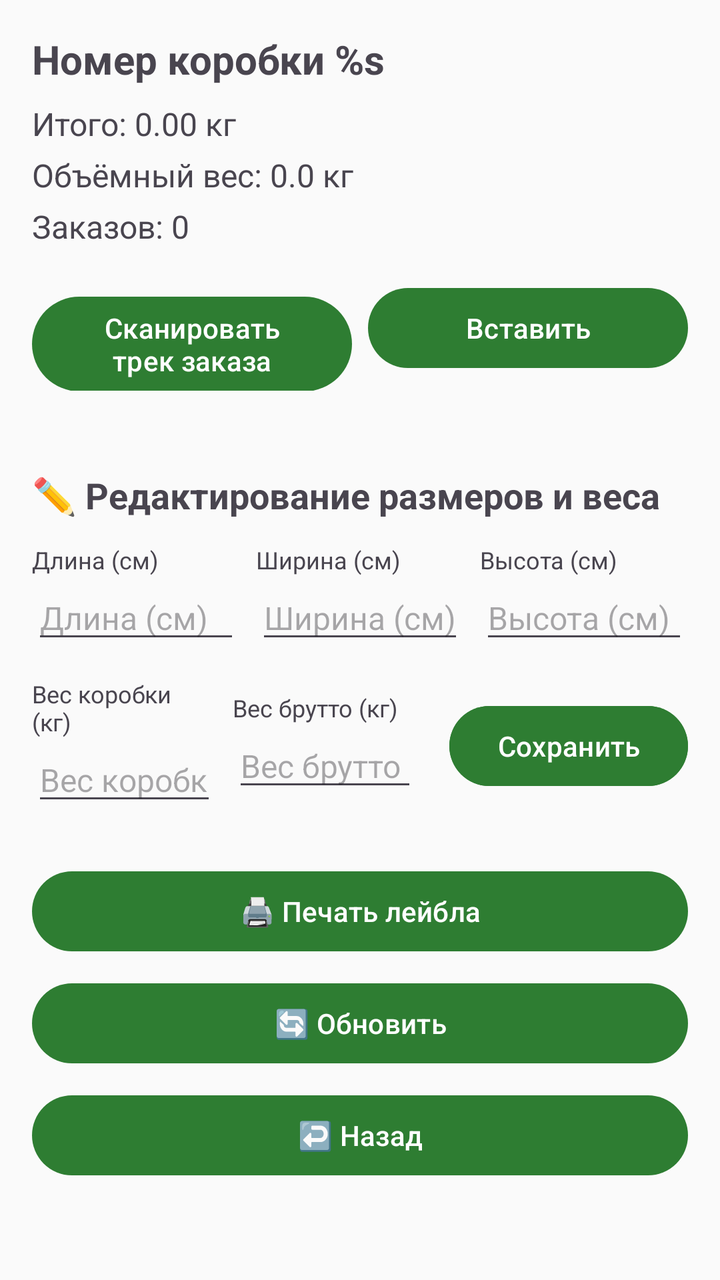
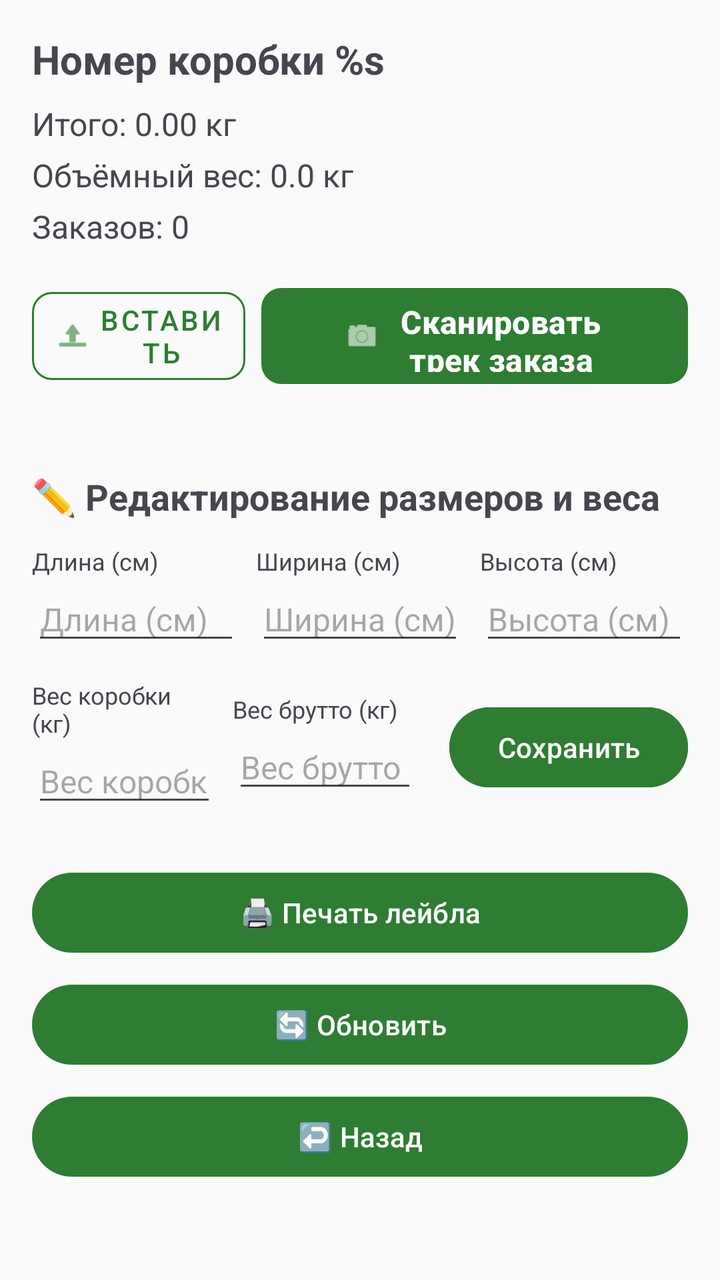

Screens rendered from an Android XML layout before and after an edit, with the pre-edit source and the edit as a unified diff.
<!-- AndroidManifest.xml: application theme Theme.FastScan -->
<!-- res/layout/fragment_box_detail.xml -->
<?xml version="1.0" encoding="utf-8"?>
<androidx.core.widget.NestedScrollView
    xmlns:android="http://schemas.android.com/apk/res/android"
    android:layout_width="match_parent"
    android:layout_height="match_parent"
    android:fillViewport="true">

    <LinearLayout
        android:layout_width="match_parent"
        android:layout_height="wrap_content"
        android:orientation="vertical"
        android:padding="16dp">

        
        <TextView
            android:id="@+id/tvBoxNumber"
            android:layout_width="wrap_content"
            android:layout_height="wrap_content"
            android:text="@string/box_track"
            android:textSize="20sp"
            android:textStyle="bold" />

        <TextView
            android:id="@+id/tvGrossWeight"
            android:layout_width="wrap_content"
            android:layout_height="wrap_content"
            android:text="@string/total_weight"
            android:textSize="16sp"
            android:layout_marginTop="8dp" />

        <TextView
            android:id="@+id/tvVWeight"
            android:layout_width="wrap_content"
            android:layout_height="wrap_content"
            android:text="Объёмный вес: 0.0 кг"
            android:textSize="16sp"
            android:layout_marginTop="4dp" />

        <TextView
            android:id="@+id/tvOrderCount"
            android:layout_width="wrap_content"
            android:layout_height="wrap_content"
            android:text="@string/orders"
            android:textSize="16sp"
            android:layout_marginTop="4dp" />

        
        <LinearLayout
            android:layout_width="match_parent"
            android:layout_height="wrap_content"
            android:layout_marginTop="16dp"
            android:orientation="horizontal">

            <Button
                android:id="@+id/btnAddOrder"
                android:layout_width="0dp"
                android:layout_height="wrap_content"
                android:layout_weight="1"
                android:text="@string/scan_track" />

            <Button
                android:id="@+id/btnPasteOrderTrack"
                android:layout_width="0dp"
                android:layout_height="wrap_content"
                android:layout_marginStart="8dp"
                android:layout_weight="1"
                android:text="@string/paste_from_clipboard" />
        </LinearLayout>

        
        <ProgressBar
            android:id="@+id/progressBar"
            android:layout_width="wrap_content"
            android:layout_height="wrap_content"
            android:layout_gravity="center"
            android:visibility="gone"
            android:layout_marginTop="16dp" />

        
        <androidx.recyclerview.widget.RecyclerView
            android:id="@+id/rvOrders"
            android:layout_width="match_parent"
            android:layout_height="wrap_content"
            android:layout_marginTop="16dp"
            android:nestedScrollingEnabled="false" />

        
        <LinearLayout
            android:layout_width="match_parent"
            android:layout_height="wrap_content"
            android:orientation="vertical"
            android:layout_marginTop="24dp">

            <TextView
                android:layout_width="wrap_content"
                android:layout_height="wrap_content"
                android:text="@string/edit_dimensions_and_weight"
                android:textStyle="bold"
                android:textSize="18sp" />

            <LinearLayout
                android:layout_width="match_parent"
                android:layout_height="wrap_content"
                android:orientation="horizontal"
                android:layout_marginTop="12dp"
                android:gravity="center_vertical">

                <LinearLayout
                    android:layout_width="0dp"
                    android:layout_weight="1"
                    android:layout_height="wrap_content"
                    android:orientation="vertical">

                    <TextView
                        android:layout_width="wrap_content"
                        android:layout_height="wrap_content"
                        android:text="@string/length"
                        android:textColor="?android:textColorSecondary"
                        android:textSize="12sp" />

                    <EditText
                        android:id="@+id/etLength"
                        android:layout_width="match_parent"
                        android:layout_height="wrap_content"
                        android:selectAllOnFocus="true"
                        android:hint="@string/length"
                        android:inputType="number"
                        android:textSize="16sp" />
                </LinearLayout>

                <LinearLayout
                    android:layout_width="0dp"
                    android:layout_weight="1"
                    android:layout_height="wrap_content"
                    android:layout_marginHorizontal="8dp"
                    android:orientation="vertical">

                    <TextView
                        android:layout_width="wrap_content"
                        android:layout_height="wrap_content"
                        android:text="@string/width"
                        android:textColor="?android:textColorSecondary"
                        android:textSize="12sp" />

                    <EditText
                        android:id="@+id/etWidth"
                        android:layout_width="match_parent"
                        android:layout_height="wrap_content"
                        android:selectAllOnFocus="true"
                        android:hint="@string/width"
                        android:inputType="number"
                        android:textSize="16sp" />
                </LinearLayout>

                <LinearLayout
                    android:layout_width="0dp"
                    android:layout_weight="1"
                    android:layout_height="wrap_content"
                    android:orientation="vertical">

                    <TextView
                        android:layout_width="wrap_content"
                        android:layout_height="wrap_content"
                        android:text="@string/height"
                        android:textColor="?android:textColorSecondary"
                        android:textSize="12sp" />

                    <EditText
                        android:id="@+id/etHeight"
                        android:layout_width="match_parent"
                        android:layout_height="wrap_content"
                        android:selectAllOnFocus="true"
                        android:hint="@string/height"
                        android:inputType="number"
                        android:textSize="16sp" />
                </LinearLayout>
            </LinearLayout>

            <LinearLayout
                android:layout_width="match_parent"
                android:layout_height="wrap_content"
                android:orientation="horizontal"
                android:layout_marginTop="12dp"
                android:gravity="center_vertical">

                <LinearLayout
                    android:layout_width="0dp"
                    android:layout_weight="1"
                    android:layout_height="wrap_content"
                    android:orientation="vertical">

                    <TextView
                        android:layout_width="wrap_content"
                        android:layout_height="wrap_content"
                        android:text="@string/box_tare_weight"
                        android:textColor="?android:textColorSecondary"
                        android:textSize="12sp" />

                    <EditText
                        android:id="@+id/etBoxTareWeight"
                        android:layout_width="match_parent"
                        android:layout_height="wrap_content"
                        android:selectAllOnFocus="true"
                        android:hint="@string/box_tare_weight"
                        android:inputType="numberDecimal"
                        android:textSize="16sp" />
                </LinearLayout>

                <LinearLayout
                    android:layout_width="0dp"
                    android:layout_weight="1"
                    android:layout_height="wrap_content"
                    android:layout_marginStart="8dp"
                    android:orientation="vertical">

                    <TextView
                        android:layout_width="wrap_content"
                        android:layout_height="wrap_content"
                        android:text="@string/gross_weight_total"
                        android:textColor="?android:textColorSecondary"
                        android:textSize="12sp" />

                    <EditText
                        android:id="@+id/etGrossWeight"
                        android:layout_width="match_parent"
                        android:layout_height="wrap_content"
                        android:selectAllOnFocus="true"
                        android:hint="@string/gross_weight_total"
                        android:inputType="numberDecimal"
                        android:textSize="16sp" />
                </LinearLayout>

                <Button
                    android:id="@+id/btnSaveSizes"
                    android:layout_width="wrap_content"
                    android:layout_height="wrap_content"
                    android:layout_marginStart="16dp"
                    android:text="@string/save"
                    android:backgroundTint="@color/app_primary"
                    android:textColor="@color/app_on_primary" />
            </LinearLayout>
        </LinearLayout>

        
        <Button
            android:id="@+id/btnPrint"
            android:layout_width="match_parent"
            android:layout_height="wrap_content"
            android:layout_marginTop="24dp"
            android:text="@string/print_label" />

        <Button
            android:id="@+id/btnRefresh"
            android:layout_width="match_parent"
            android:layout_height="wrap_content"
            android:layout_marginTop="8dp"
            android:text="@string/refresh" />

        <Button
            android:id="@+id/btnBack"
            android:layout_width="match_parent"
            android:layout_height="wrap_content"
            android:layout_marginTop="8dp"
            android:text="@string/back" />

    </LinearLayout>
</androidx.core.widget.NestedScrollView>
<!-- resources referenced by this layout -->
<resources>
  <color name="app_on_primary">#FFFFFF</color>
  <color name="app_primary">#2E7D32</color>
  <string name="back">↩️ Hазад</string>
  <string name="box_tare_weight">Вес коробки (кг)</string>
  <string name="box_track">Номер коробки %s</string>
  <string name="edit_dimensions_and_weight">✏️ Редактирование размеров и веса</string>
  <string name="gross_weight_total">Вес брутто (кг)</string>
  <string name="height">Высота (см)</string>
  <string name="length">Длина (см)</string>
  <string name="orders">Заказов: 0</string>
  <string name="paste_from_clipboard">Вставить</string>
  <string name="print_label">🖨️ Печать лейбла</string>
  <string name="refresh">🔄 Обновить</string>
  <string name="save">Сохранить</string>
  <string name="scan_track">Сканировать трек заказа</string>
  <string name="total_weight">Итого: 0.00 кг</string>
  <string name="width">Ширина (см)</string>
  <style name="Theme.FastScan" parent="Theme.Material3.DayNight.NoActionBar">
  
          
          <item name="colorPrimary">@color/app_primary</item>
          <item name="colorPrimaryVariant">@color/app_primary_dark</item>
          <item name="colorOnPrimary">@color/app_on_primary</item>
  
          <item name="colorSecondary">@color/app_primary</item>
          <item name="colorOnSecondary">@color/app_on_primary</item>
          <item name="colorSurface">@color/app_surface</item>
          <item name="colorOnSurface">@color/app_text_primary</item>
          <item name="colorOnSurfaceVariant">@color/app_text_secondary</item>
          <item name="colorOutline">@color/card_stroke</item>
          <item name="android:colorBackground">@color/app_background</item>
          <item name="android:windowBackground">@color/app_background</item>
          <item name="android:navigationBarColor">@color/app_surface</item>
  
          
          <item name="android:statusBarColor">@color/app_primary_dark</item>
          <item name="android:windowLightStatusBar">false</item>
  
      </style>
  <color name="app_primary_dark">#1B5E20</color>
  <color name="app_surface">#FFFFFF</color>
  <color name="app_text_primary">#212121</color>
  <color name="app_text_secondary">#616161</color>
  <color name="card_stroke">#D7DDD8</color>
  <color name="app_background">#FAFAFA</color>
</resources>

<!-- the commit's change to res/layout/fragment_box_detail.xml (unified diff, before → after) -->
@@ -1,6 +1,7 @@
 <?xml version="1.0" encoding="utf-8"?>
 <androidx.core.widget.NestedScrollView
     xmlns:android="http://schemas.android.com/apk/res/android"
+    xmlns:app="http://schemas.android.com/apk/res-auto"
     android:layout_width="match_parent"
     android:layout_height="match_parent"
     android:fillViewport="true">
@@ -49,22 +50,45 @@
             android:layout_width="match_parent"
             android:layout_height="wrap_content"
             android:layout_marginTop="16dp"
+            android:baselineAligned="false"
+            android:gravity="center_vertical"
             android:orientation="horizontal">
 
-            <Button
+            <com.google.android.material.button.MaterialButton
+                android:id="@+id/btnPasteOrderTrack"
+                style="@style/Widget.MaterialComponents.Button.OutlinedButton"
+                android:layout_width="0dp"
+                android:layout_height="56dp"
+                android:layout_marginEnd="8dp"
+                android:layout_weight="1"
+                android:minWidth="0dp"
+                android:paddingHorizontal="8dp"
+                android:text="@string/paste_from_clipboard"
+                android:textColor="@color/app_primary"
+                android:textSize="14sp"
+                app:cornerRadius="10dp"
+                app:icon="@android:drawable/ic_menu_upload"
+                app:iconGravity="textStart"
+                app:iconPadding="4dp"
+                app:iconTint="@color/app_primary"
+                app:strokeColor="@color/app_primary" />
+
+            <com.google.android.material.button.MaterialButton
                 android:id="@+id/btnAddOrder"
                 android:layout_width="0dp"
-                android:layout_height="wrap_content"
-                android:layout_weight="1"
-                android:text="@string/scan_track" />
-
-            <Button
-                android:id="@+id/btnPasteOrderTrack"
-                android:layout_width="0dp"
-                android:layout_height="wrap_content"
-                android:layout_marginStart="8dp"
-                android:layout_weight="1"
-                android:text="@string/paste_from_clipboard" />
+                android:layout_height="56dp"
+                android:layout_weight="2"
+                android:minWidth="0dp"
+                android:text="@string/scan_track"
+                android:textColor="@color/app_on_primary"
+                android:textSize="16sp"
+                android:textStyle="bold"
+                app:backgroundTint="@color/app_primary"
+                app:cornerRadius="10dp"
+                app:icon="@android:drawable/ic_menu_camera"
+                app:iconGravity="textStart"
+                app:iconPadding="8dp"
+                app:iconTint="@color/app_on_primary" />
         </LinearLayout>
 
         
